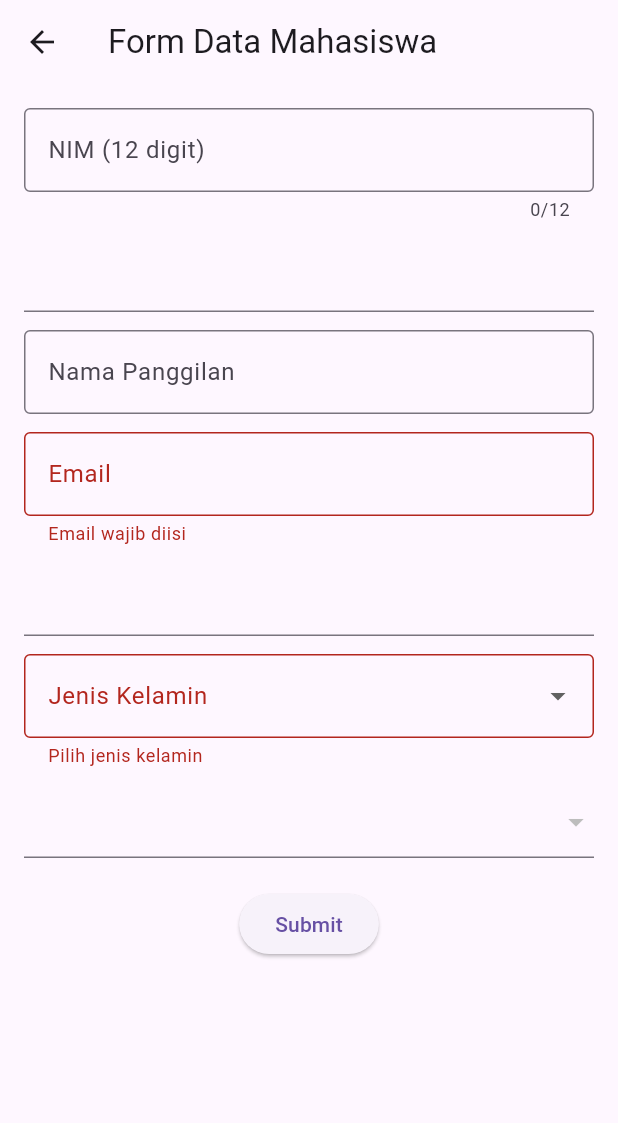
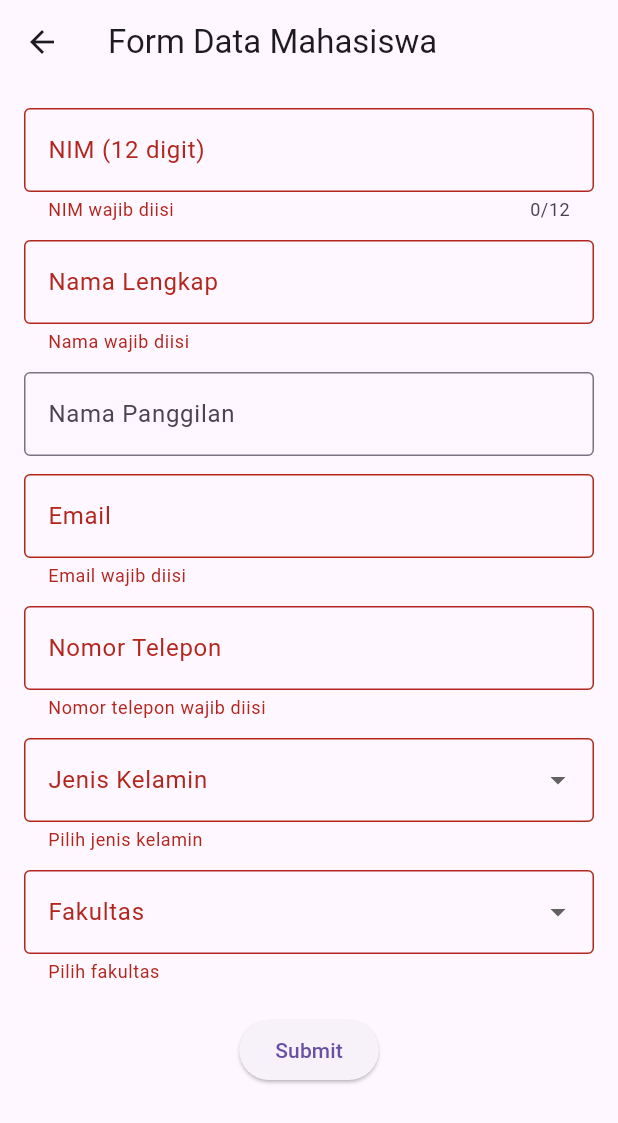
Before and after one commit to RosyidMaulana/latihan-pembuatan-form-input-flutter, a Flutter app: the FormMahasiswa screen opened directly, after a tap on "Submit", on a phone screen of 412 x 824 dp. Shown: the top 1123 px of the screen. Run offline on Flutter 3.47's test engine with Material 3 defaults, Android fonts, the phone set to English and light mode, and no system bars.

Commit message:
23-186_IbnuNashrulloh.m_ASPRAK KAKROSYID_latihan2

```diff
--- a/lib/form-page.dart
+++ b/lib/form-page.dart
@@ -18,9 +18,7 @@ class _FormPageState extends State<FormPage> {
   @override
   Widget build(BuildContext context) {
     return Scaffold(
-      appBar: AppBar(
-        title: const Text('Form Input Mahasiswa'),
-      ),
+      appBar: AppBar(title: const Text('Form Input Mahasiswa')),
       body: Padding(
         padding: const EdgeInsets.all(16.0),
         child: Form(
@@ -34,33 +32,52 @@ class _FormPageState extends State<FormPage> {
                   labelText: 'Nama Lengkap',
                   border: OutlineInputBorder(),
                 ),
+                //validator: (value) { inputan nama lengkap
+                // TODO_20
                 validator: (value) {
+                  if (value == null || value.isEmpty) {
+                    return 'Nama wajib diisi';
+                  }
+                  return null;
+                },
                 // TODO_20
-
-                  // TODO_20
-                },
+                //},
                 onSaved: (value) {
                   _name = value!;
                 },
               ),
               const SizedBox(height: 16),
 
-              // Email
+              // Email  menambahkan inputan email
+              // TextFormField(
+              //   // TODO_30
+
+              //   // TODO_30
+              //   onSaved: (value) {
+              //     _email = value!;
+              //   },
+              // ),
+              // const SizedBox(height: 24),
               TextFormField(
-                // TODO_30
-
-
-                // TODO_30
-                onSaved: (value) {
-                  _email = value!;
+                decoration: const InputDecoration(
+                  labelText: 'Email',
+                  border: OutlineInputBorder(),
+                ),
+                keyboardType: TextInputType.emailAddress,
+                validator: (value) {
+                  if (value == null || value.isEmpty) {
+                    return 'Email wajib diisi';
+                  }
+                  if (!RegExp(r'^[^@]+@[^@]+\.[^@]+').hasMatch(value)) {
+                    return 'Format email tidak valid';
+                  }
+                  return null;
                 },
+                onSaved: (value) => _email = value!,
               ),
-              const SizedBox(height: 24),
-
 
               Center(
-                child:
-                ElevatedButton(
+                child: ElevatedButton(
                   onPressed: () {
                     if (_formKey.currentState!.validate()) {
                       _formKey.currentState!.save();
@@ -70,7 +87,8 @@ class _FormPageState extends State<FormPage> {
 
                       showDialog(
                         context: context,
-                        builder: (context) => AlertDialog(
+                        builder:
+                            (context) => AlertDialog(
                               title: const Text('Data Tersimpan'),
                               content: Text('Nama: $_name\nEmail: $_email'),
                               actions: [
--- a/lib/form_mahasiswa.dart
+++ b/lib/form_mahasiswa.dart
@@ -18,16 +18,13 @@ class _FormMahasiswaState extends State<FormMahasiswa> {
   String? _jenisKelamin;
   String? _fakultas;
 
-  final List<String> jenisKelaminList = [
-    'Laki-laki',
-    'Perempuan',
-  ];
+  final List<String> jenisKelaminList = ['Laki-laki', 'Perempuan'];
 
   final List<String> fakultasList = [
     'Fakultas Teknik',
     'Fakultas Ekonomi',
     'Fakultas Ilmu Komunikasi',
-    'Fakultas Hukum',
+    'Fakultas Kedokteran',
   ];
 
   @override
@@ -49,9 +46,13 @@ class _FormMahasiswaState extends State<FormMahasiswa> {
                 keyboardType: TextInputType.number,
                 maxLength: 12,
                 validator: (value) {
-                  // TODO_1
-
-                  //END_TODO_1
+                  if (value == null || value.isEmpty) {
+                    return 'NIM wajib diisi';
+                  }
+                  if (!RegExp(r'^\d{12}$').hasMatch(value)) {
+                    return 'NIM harus berupa 12 digit angka';
+                  }
+                  return null;
                 },
                 onSaved: (value) => _nim = value!,
               ),
@@ -59,11 +60,17 @@ class _FormMahasiswaState extends State<FormMahasiswa> {
 
               // Nama Lengkap
               TextFormField(
-                // TODO_2
-
-
-                // END_TODO_2
-                onSaved: (value) => _telepon = value!,
+                decoration: const InputDecoration(
+                  labelText: 'Nama Lengkap',
+                  border: OutlineInputBorder(),
+                ),
+                validator: (value) {
+                  if (value == null || value.isEmpty) {
+                    return 'Nama wajib diisi';
+                  }
+                  return null;
+                },
+                onSaved: (value) => _nama = value!,
               ),
               const SizedBox(height: 12),
 
@@ -99,10 +106,32 @@ class _FormMahasiswaState extends State<FormMahasiswa> {
 
               // Nomor Telepon
               TextFormField(
-                // TODO_3
-
-
-                // END_TODO_3
+                decoration: const InputDecoration(
+                  labelText: 'Nomor Telepon',
+                  border: OutlineInputBorder(),
+                ),
+                keyboardType: TextInputType.phone,
+                // validator: (value) {
+                //   if (value == null || value.isEmpty) {
+                //     return 'Nomor telepon wajib diisi';
+                //   }
+                //   if (!RegExp(r'^[0-9]+$').hasMatch(value)) {
+                //     return 'Nomor telepon hanya boleh berisi angka';
+                //   }
+                //   return null;
+                // },
+                validator: (value) {
+                  if (value == null || value.isEmpty) {
+                    return 'Nomor telepon wajib diisi';
+                  }
+                  if (!RegExp(r'^(?:\+62|0)[0-9]{9,13}$').hasMatch(value)) {
+                    return 'Format nomor telepon tidak valid';
+                  }
+                  // if (!RegExp(r'^[0-9]+$').hasMatch(value)) {
+                  //   return 'Nomor telepon hanya boleh berisi angka';
+                  // }
+                  return null;
+                },
                 onSaved: (value) => _telepon = value!,
               ),
               const SizedBox(height: 12),
@@ -114,28 +143,40 @@ class _FormMahasiswaState extends State<FormMahasiswa> {
                   border: OutlineInputBorder(),
                 ),
                 value: _jenisKelamin,
-                items: jenisKelaminList
-                    .map((jk) => DropdownMenuItem(
-                          value: jk,
-                          child: Text(jk),
-                        ))
+                items:
+                    jenisKelaminList
+                        .map(
+                          (jk) => DropdownMenuItem(value: jk, child: Text(jk)),
+                        )
                         .toList(),
                 onChanged: (value) => setState(() => _jenisKelamin = value),
-                validator: (value) =>
-                    value == null ? 'Pilih jenis kelamin' : null,
+                validator:
+                    (value) => value == null ? 'Pilih jenis kelamin' : null,
                 onSaved: (value) => _jenisKelamin = value,
               ),
               const SizedBox(height: 12),
 
               // Fakultas
               DropdownButtonFormField<String>(
-                // TODO_4
-
-                // END_TODO_4
+                decoration: const InputDecoration(
+                  labelText: 'Fakultas',
+                  border: OutlineInputBorder(),
+                ),
+                value: _fakultas,
+                items:
+                    fakultasList
+                        .map(
+                          (fakultas) => DropdownMenuItem(
+                            value: fakultas,
+                            child: Text(fakultas),
+                          ),
+                        )
+                        .toList(),
+                onChanged: (value) => setState(() => _fakultas = value),
+                validator: (value) => value == null ? 'Pilih fakultas' : null,
                 onSaved: (value) => _fakultas = value,
               ),
               const SizedBox(height: 20),
-
 
               ElevatedButton(
                 onPressed: () {
@@ -143,7 +184,8 @@ class _FormMahasiswaState extends State<FormMahasiswa> {
                     _formKey.currentState!.save();
                     showDialog(
                       context: context,
-                      builder: (_) => AlertDialog(
+                      builder:
+                          (_) => AlertDialog(
                             title: const Text('Data Mahasiswa'),
                             content: Text(
                               'NIM: $_nim\n'
```
Also changed, not shown: lib/main.dart (+5 -5 lines). Lines whose indentation alone changed are shown as unchanged.
